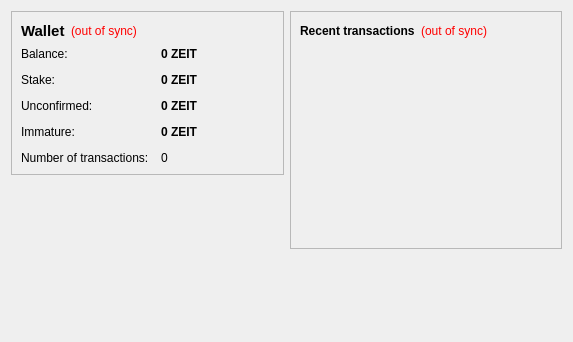
jarno83/cryptogold, file src/qt/forms/overviewpage.ui: the form before one commit.
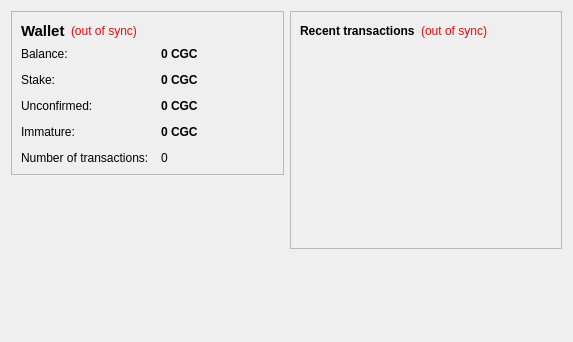
The form after the commit. Icons and pictures are not drawn.

```diff
--- a/src/qt/forms/overviewpage.ui
+++ b/src/qt/forms/overviewpage.ui
@@ -105,7 +105,7 @@
              <string>Your current balance</string>
             </property>
             <property name="text">
-             <string notr="true">0 ZEIT</string>
+             <string notr="true">0 CGC</string>
             </property>
             <property name="textInteractionFlags">
              <set>Qt::LinksAccessibleByMouse|Qt::TextSelectableByKeyboard|Qt::TextSelectableByMouse</set>
@@ -134,7 +134,7 @@
              <string>Total of coins that was staked, and do not yet count toward the current balance</string>
             </property>
             <property name="text">
-             <string notr="true">0 ZEIT</string>
+             <string notr="true">0 CGC</string>
             </property>
             <property name="textInteractionFlags">
              <set>Qt::LinksAccessibleByMouse|Qt::TextSelectableByKeyboard|Qt::TextSelectableByMouse</set>
@@ -163,7 +163,7 @@
              <string>Total of transactions that have yet to be confirmed, and do not yet count toward the current balance</string>
             </property>
             <property name="text">
-             <string notr="true">0 ZEIT</string>
+             <string notr="true">0 CGC</string>
             </property>
             <property name="textInteractionFlags">
              <set>Qt::LinksAccessibleByMouse|Qt::TextSelectableByKeyboard|Qt::TextSelectableByMouse</set>
@@ -189,7 +189,7 @@
              <string>Mined balance that has not yet matured</string>
             </property>
             <property name="text">
-             <string notr="true">0 ZEIT</string>
+             <string notr="true">0 CGC</string>
             </property>
             <property name="textInteractionFlags">
              <set>Qt::LinksAccessibleByMouse|Qt::TextSelectableByKeyboard|Qt::TextSelectableByMouse</set>
```
Left out of the diff: 4 changed lines with no effect on the pictures.
